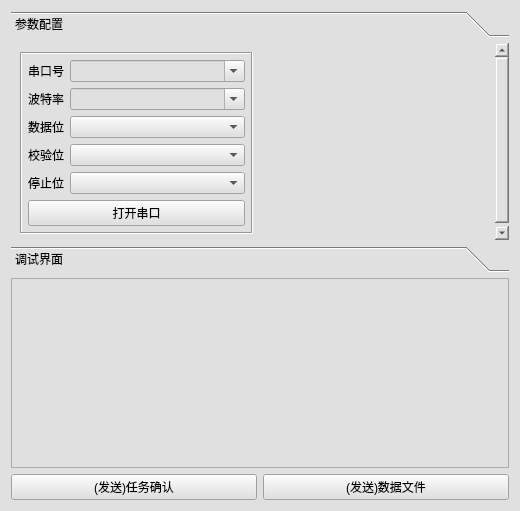
yangreest/Multi-protocol-Data-Terminal, file comtool/form/frmcomtool.ui: the form before one commit.
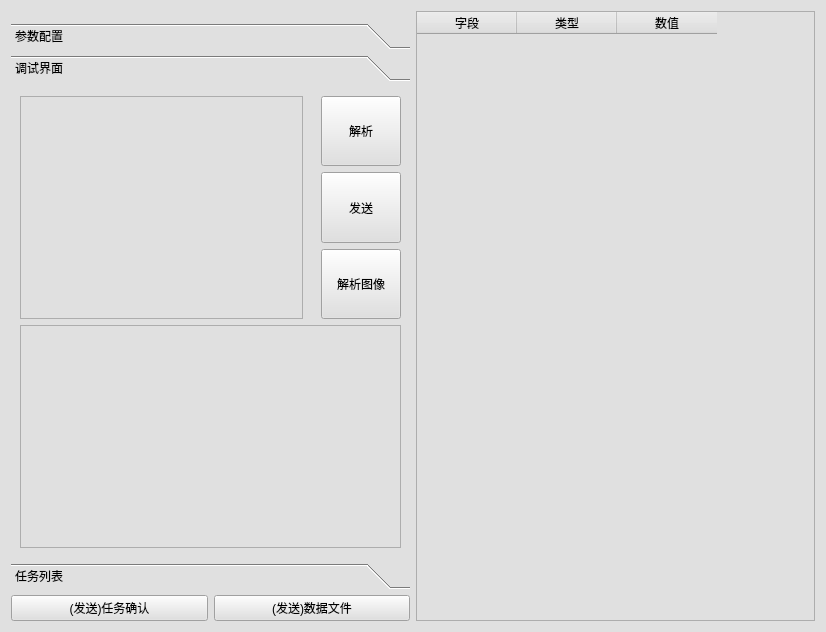
The form after the commit. The open tabs and pages were chosen to show the change.

```diff
--- a/comtool/form/frmcomtool.ui
+++ b/comtool/form/frmcomtool.ui
@@ -6,32 +6,37 @@
    <rect>
     <x>0</x>
     <y>0</y>
-    <width>520</width>
-    <height>511</height>
+    <width>826</width>
+    <height>632</height>
    </rect>
   </property>
   <property name="styleSheet">
    <string notr="true">background-color: #e0e0e0;</string>
   </property>
-  <layout class="QVBoxLayout" name="verticalLayout_4">
+  <layout class="QHBoxLayout" name="horizontalLayout_2">
    <item>
-    <widget class="QToolBox" name="toolBox">
+    <layout class="QVBoxLayout" name="verticalLayout">
+     <property name="topMargin">
+      <number>12</number>
+     </property>
+     <item>
+      <widget class="QToolBox" name="toolBox_2">
      <property name="currentIndex">
       <number>1</number>
      </property>
-     <widget class="QWidget" name="page">
+       <widget class="QWidget" name="page_3">
       <property name="geometry">
        <rect>
         <x>0</x>
         <y>0</y>
-        <width>502</width>
-        <height>202</height>
+          <width>399</width>
+          <height>483</height>
        </rect>
       </property>
       <attribute name="label">
        <string>参数配置</string>
       </attribute>
-      <layout class="QHBoxLayout" name="horizontalLayout_2">
+        <layout class="QHBoxLayout" name="horizontalLayout_4">
        <item>
         <widget class="QFrame" name="frameTop">
          <property name="frameShape">
@@ -161,7 +166,7 @@
          </property>
          <property name="sizeHint" stdset="0">
           <size>
-           <width>40</width>
+             <width>184</width>
            <height>20</height>
           </size>
          </property>
@@ -169,13 +174,13 @@
        </item>
       </layout>
      </widget>
-     <widget class="QWidget" name="page_2">
+       <widget class="QWidget" name="page_4">
       <property name="geometry">
        <rect>
         <x>0</x>
         <y>0</y>
-        <width>502</width>
-        <height>209</height>
+          <width>399</width>
+          <height>483</height>
        </rect>
       </property>
       <attribute name="label">
@@ -188,6 +193,11 @@
           <widget class="QTextEdit" name="textEdit"/>
          </item>
          <item>
+            <layout class="QVBoxLayout" name="verticalLayout_3">
+             <property name="leftMargin">
+              <number>12</number>
+             </property>
+             <item>
           <widget class="QPushButton" name="pushButton">
            <property name="sizePolicy">
             <sizepolicy hsizetype="Minimum" vsizetype="Preferred">
@@ -200,15 +210,62 @@
            </property>
           </widget>
          </item>
+             <item>
+              <widget class="QPushButton" name="pushButton_2">
+               <property name="sizePolicy">
+                <sizepolicy hsizetype="Minimum" vsizetype="Preferred">
+                 <horstretch>0</horstretch>
+                 <verstretch>0</verstretch>
+                </sizepolicy>
+               </property>
+               <property name="text">
+                <string>发送</string>
+               </property>
+              </widget>
+             </item>
+             <item>
+              <widget class="QPushButton" name="pushButton_5">
+               <property name="sizePolicy">
+                <sizepolicy hsizetype="Minimum" vsizetype="Preferred">
+                 <horstretch>0</horstretch>
+                 <verstretch>0</verstretch>
+                </sizepolicy>
+               </property>
+               <property name="text">
+                <string>解析图像</string>
+               </property>
+              </widget>
+             </item>
         </layout>
        </item>
       </layout>
-     </widget>
-    </widget>
    </item>
    <item>
     <widget class="QPlainTextEdit" name="plainTextEdit"/>
    </item>
+        </layout>
+       </widget>
+       <widget class="QWidget" name="page">
+        <attribute name="label">
+         <string>任务列表</string>
+        </attribute>
+        <layout class="QHBoxLayout" name="horizontalLayout_5">
+         <item>
+          <widget class="QTreeWidget" name="treeWidget">
+           <attribute name="headerVisible">
+            <bool>false</bool>
+           </attribute>
+           <column>
+            <property name="text">
+             <string notr="true">1</string>
+            </property>
+           </column>
+          </widget>
+         </item>
+        </layout>
+       </widget>
+      </widget>
+     </item>
    <item>
     <layout class="QHBoxLayout" name="horizontalLayout_3">
      <property name="topMargin">
@@ -229,6 +286,27 @@
       </widget>
      </item>
     </layout>
+     </item>
+    </layout>
+   </item>
+   <item>
+    <widget class="QTableWidget" name="tableWidget">
+     <column>
+      <property name="text">
+       <string>字段</string>
+      </property>
+     </column>
+     <column>
+      <property name="text">
+       <string>类型</string>
+      </property>
+     </column>
+     <column>
+      <property name="text">
+       <string>数值</string>
+      </property>
+     </column>
+    </widget>
    </item>
   </layout>
  </widget>
```
Lines whose indentation alone changed are shown as unchanged.
